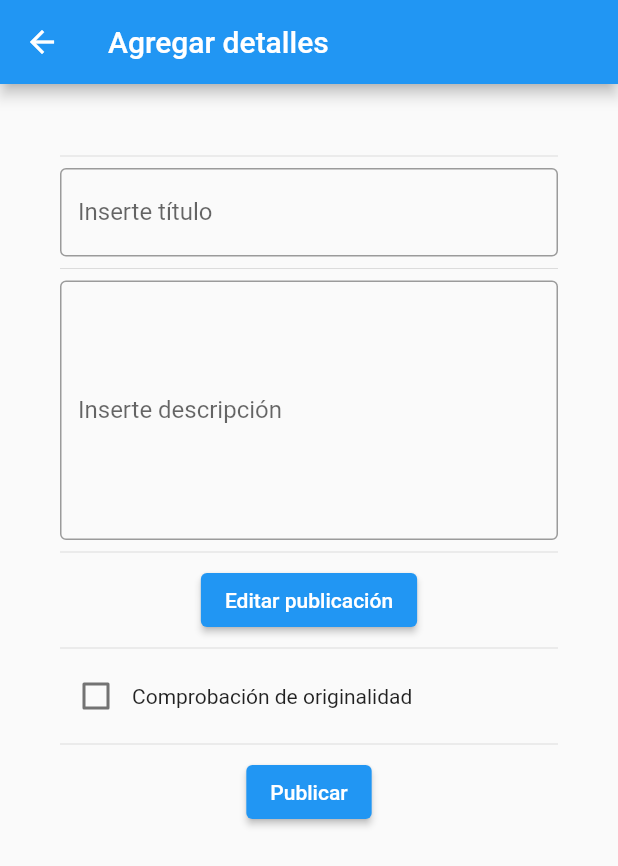
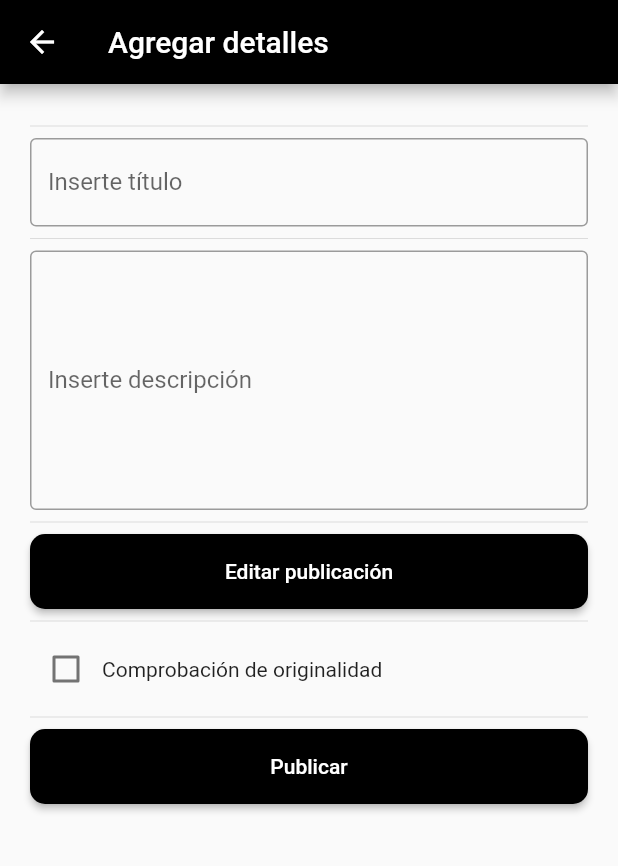
Before and after one commit to danqwas/EasyStoryFlutterApp, a Flutter app: the AddDetails screen opened directly, on a phone screen of 412 x 824 dp. Shown: the top 866 px of the screen. Run offline on Flutter 3.47's test engine with Material 2 defaults, Android fonts, the phone set to English and light mode, and no system bars; network calls fail.

Commit message:
Design Update

```diff
--- a/lib/src/drawer.dart
+++ b/lib/src/drawer.dart
@@ -17,7 +17,7 @@ class MyDrawer extends StatelessWidget {
               image: AssetImage('lib/src/images/logo.png'),
             ),
             decoration: BoxDecoration(
-                color: Colors.blue,
+                color: Colors.black,
                 image: DecorationImage(
                     fit: BoxFit.fill,
                     image: AssetImage('lib/src/images/reading.jpg'))),
--- a/lib/src/pages/notifications_page.dart
+++ b/lib/src/pages/notifications_page.dart
@@ -9,6 +9,7 @@ class NotificationPage extends StatelessWidget {
     return Scaffold(
       appBar: AppBar(
         title: Text('EasyStory'),
+        backgroundColor: Colors.black,
       ),
       body: Center(
         child: Text('No tienes notificaciones nuevas.'),
--- a/lib/src/pages/post_details.dart
+++ b/lib/src/pages/post_details.dart
@@ -49,6 +49,7 @@ class _PostDetailsState extends State<PostDetails> {
     return Scaffold(
       appBar: AppBar(
         title: Text("Leer publicación"),
+        backgroundColor: Colors.black,
       ),
       body: Center(child: _postInfo()),
     );
@@ -60,7 +61,7 @@ class _PostDetailsState extends State<PostDetails> {
     }
     else {
       return Container(
-        padding: EdgeInsets.all(30.0),
+        padding: EdgeInsets.all(20.0),
         child: Column(
           children: [
             Divider(),
--- a/lib/src/pages/post_page.dart
+++ b/lib/src/pages/post_page.dart
@@ -24,22 +24,24 @@ class _PostPageState extends State<PostPage> {
     return Scaffold(
       appBar: AppBar(
         title: Text('EasyStory'),
+        backgroundColor: Colors.black,
       ),
       drawer: MyDrawer(argument: widget.argument),
       body: Container(
-        padding: EdgeInsets.all(40.0),
+        padding: EdgeInsets.all(20.0),
         child: ListView(children: <Widget>[
-          Divider(),
-          Divider(),
+
           TextField(
             controller: postText,
             maxLines: 40,
             minLines: 10,
+
             decoration: InputDecoration(
               border: OutlineInputBorder(),
               labelText: 'Escribe una publicación',
               hintText: 'Contenido',
               errorText: isValid ? null : 'La publicación no puede estar vacía',
+
             ),
           ),
           Divider(),
@@ -53,8 +55,18 @@ class _PostPageState extends State<PostPage> {
                   Navigator.push(context,
                     MaterialPageRoute(builder: (context) => AddDetails(argument: widget.argument)),
                 );
+
                 }
               },
+              style: ButtonStyle(
+                    backgroundColor: MaterialStateProperty.all<Color>(Colors.black),
+                    minimumSize: MaterialStateProperty.all(Size(400, 50)),
+                    padding: MaterialStateProperty.all(EdgeInsets.symmetric(vertical:10,horizontal:10)),
+                    shape: MaterialStateProperty.all(new RoundedRectangleBorder(
+                          borderRadius: new BorderRadius.circular(10.0),
+                          )),
+
+                  ),
               child: const Text('Siguiente'),
             ),
           ),
@@ -82,9 +94,10 @@ class _AddDetailsState extends State<AddDetails> {
     return Scaffold(
       appBar: AppBar(
         title: Text('Agregar detalles'),
+        backgroundColor: Colors.black,
       ),
       body: Container(
-        padding: EdgeInsets.all(40.0),
+        padding: EdgeInsets.all(20.0),
         child: ListView(children: <Widget>[
         Divider(),
         TextField(
@@ -112,6 +125,15 @@ class _AddDetailsState extends State<AddDetails> {
         Center(
           child: ElevatedButton(
             onPressed: () { Navigator.pop(context); },
+            style: ButtonStyle(
+                    backgroundColor: MaterialStateProperty.all<Color>(Colors.black),
+                    minimumSize: MaterialStateProperty.all(Size(400, 50)),
+                    padding: MaterialStateProperty.all(EdgeInsets.symmetric(vertical:10,horizontal:10)),
+                    shape: MaterialStateProperty.all(new RoundedRectangleBorder(
+                          borderRadius: new BorderRadius.circular(10.0),
+                          )),
+
+                  ),
             child: const Text('Editar publicación')
           )
         ),
@@ -186,6 +208,15 @@ class _AddDetailsState extends State<AddDetails> {
                 );
               }
             },
+            style: ButtonStyle(
+                    backgroundColor: MaterialStateProperty.all<Color>(Colors.black),
+                    minimumSize: MaterialStateProperty.all(Size(400, 50)),
+                    padding: MaterialStateProperty.all(EdgeInsets.symmetric(vertical:10,horizontal:10)),
+                    shape: MaterialStateProperty.all(new RoundedRectangleBorder(
+                          borderRadius: new BorderRadius.circular(10.0),
+                          )),
+
+                  ),
             child: const Text('Publicar')
           )
         ),
--- a/lib/src/pages/profile_page.dart
+++ b/lib/src/pages/profile_page.dart
@@ -45,6 +45,7 @@ class _ProfilePageState extends State<ProfilePage> {
     return Scaffold(
       appBar: AppBar(
         title: Text('Mi Perfil'),
+        backgroundColor: Colors.black,
       ),
       drawer: MyDrawer(argument: widget.argument),
       body: ListView(
--- a/lib/src/pages/settings_page.dart
+++ b/lib/src/pages/settings_page.dart
@@ -9,6 +9,7 @@ class SettingsPage extends StatelessWidget {
     return Scaffold(
       appBar: AppBar(
         title: Text('EasyStory'),
+        backgroundColor: Colors.black,
       ),
       drawer: MyDrawer(argument: argument),
       body: Center(
--- a/pubspec.yaml
+++ b/pubspec.yaml
@@ -52,6 +52,10 @@ flutter:
      - lib/src/images/reading.jpg
      - lib/src/images/logo.png
      - lib/src/images/gatito.jpg
+     - lib/src/images/gatito2.jpg
+     - lib/src/images/gatito3.jpg
+     - lib/src/images/gatito4.jpg
+     - lib/src/images/gatito5.jpg
      - lib/src/images/fondo.png
      - lib/src/images/libro2.png
      - lib/src/images/libro.png
```
Also changed, not shown: lib/src/pages/bookmarks_page.dart (+9 -2 lines), lib/src/pages/feed_page.dart (+24 -5 lines), lib/src/pages/hashtags_page.dart (+36 -5 lines), lib/src/pages/login_page.dart (+12 -2 lines), lib/src/pages/register_page.dart (+10 -2 lines), lib/src/images/gatito.jpg, lib/src/images/gatito2.jpg (added), lib/src/images/gatito3.jpg (added), lib/src/images/gatito4.jpg (added), lib/src/images/gatito5.jpg (added), lib/src/images/logo.png, lib/src/images/reading.jpg, pubspec.lock, 7 other files.
